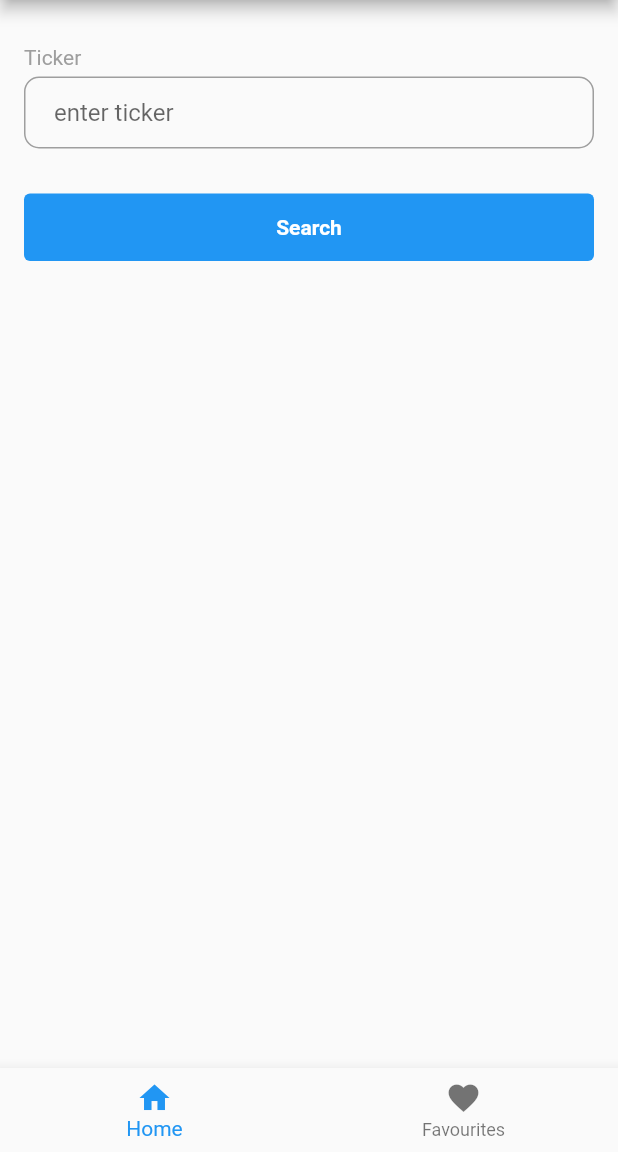
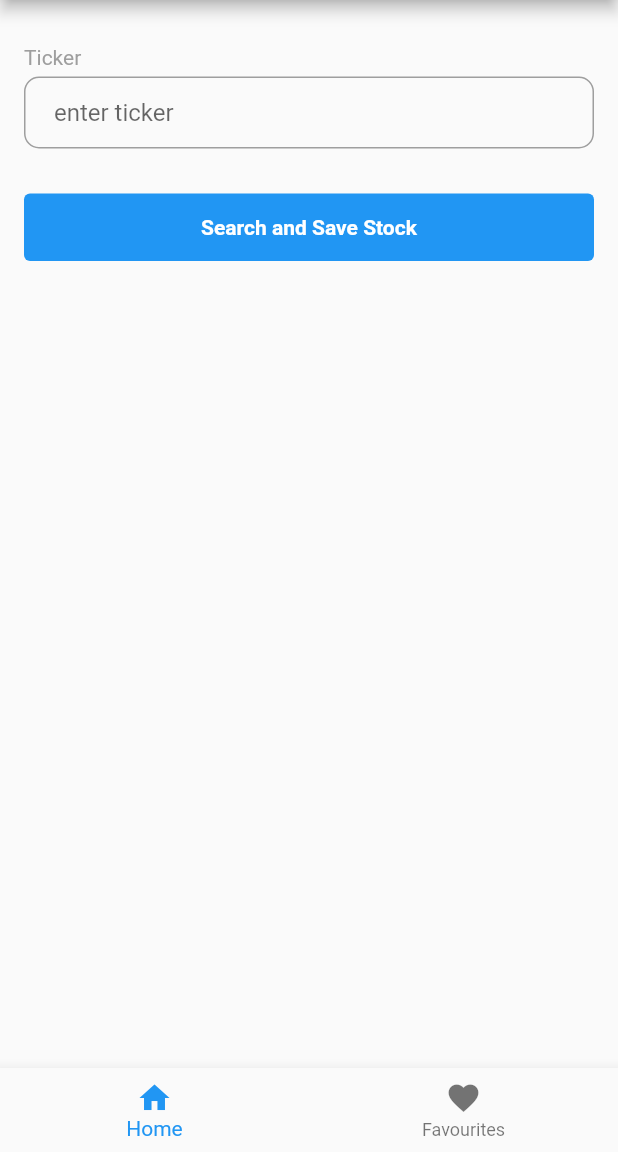
Before and after one commit to Mr-Malomz/stock_tracker, a Flutter app: the screen it shows after launch, on a phone screen of 412 x 824 dp, the part 84-1236 px from its top. Run offline on Flutter 3.47's test engine with Material 2 defaults, Android fonts, the phone set to English and light mode, and no system bars.

Commit message:
ui cleanup

```diff
--- a/lib/screen/home.dart
+++ b/lib/screen/home.dart
@@ -78,7 +78,7 @@ class _HomeState extends State<Home> {
                         MaterialStateProperty.all<Color>(Colors.blue),
                   ),
                   child: const Text(
-                    'Search',
+                    'Search and Save Stock',
                     style: TextStyle(
                       color: Colors.white,
                       fontWeight: FontWeight.bold,
```
